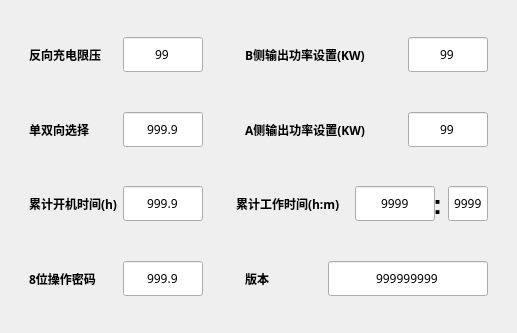
Before: the Qt Designer form tform6.ui in Curtain-Wang/BatteryControl, drawn with Qt 5.
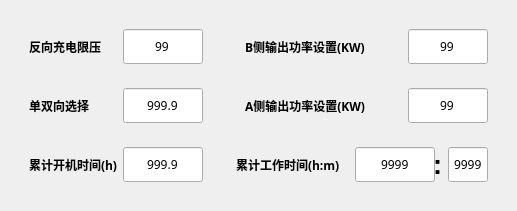
After: the same form once the commit is applied.

```diff
--- a/tform6.ui
+++ b/tform6.ui
@@ -6,8 +6,8 @@
    <rect>
     <x>0</x>
     <y>0</y>
-    <width>489</width>
-    <height>333</height>
+    <width>482</width>
+    <height>187</height>
    </rect>
   </property>
   <property name="windowTitle">
@@ -83,7 +83,7 @@
             <set>Qt::AlignCenter</set>
            </property>
            <property name="readOnly">
-            <bool>true</bool>
+            <bool>false</bool>
            </property>
           </widget>
          </item>
@@ -215,67 +215,6 @@
         </layout>
        </widget>
       </item>
-      <item>
-       <widget class="QGroupBox" name="groupBox_56">
-        <property name="styleSheet">
-         <string notr="true">QGroupBox {
-    border: none
-}
-</string>
-        </property>
-        <property name="title">
-         <string/>
-        </property>
-        <layout class="QHBoxLayout" name="horizontalLayout_49">
-         <item>
-          <widget class="QLabel" name="label_44">
-           <property name="font">
-            <font>
-             <family>Microsoft YaHei</family>
-             <bold>true</bold>
-            </font>
-           </property>
-           <property name="text">
-            <string>8位操作密码</string>
-           </property>
-          </widget>
-         </item>
-         <item>
-          <widget class="QLineEdit" name="d68">
-           <property name="sizePolicy">
-            <sizepolicy hsizetype="Fixed" vsizetype="Fixed">
-             <horstretch>0</horstretch>
-             <verstretch>0</verstretch>
-            </sizepolicy>
-           </property>
-           <property name="minimumSize">
-            <size>
-             <width>80</width>
-             <height>35</height>
-            </size>
-           </property>
-           <property name="maximumSize">
-            <size>
-             <width>80</width>
-             <height>35</height>
-            </size>
-           </property>
-           <property name="font">
-            <font>
-             <family>Microsoft YaHei</family>
-            </font>
-           </property>
-           <property name="text">
-            <string>999.9</string>
-           </property>
-           <property name="alignment">
-            <set>Qt::AlignCenter</set>
-           </property>
-          </widget>
-         </item>
-        </layout>
-       </widget>
-      </item>
      </layout>
     </widget>
    </item>
@@ -348,7 +287,7 @@
             <set>Qt::AlignCenter</set>
            </property>
            <property name="readOnly">
-            <bool>true</bool>
+            <bool>false</bool>
            </property>
           </widget>
          </item>
@@ -412,7 +351,7 @@
             <set>Qt::AlignCenter</set>
            </property>
            <property name="readOnly">
-            <bool>true</bool>
+            <bool>false</bool>
            </property>
           </widget>
          </item>
@@ -483,6 +422,9 @@
              <property name="alignment">
               <set>Qt::AlignCenter</set>
              </property>
+             <property name="readOnly">
+              <bool>true</bool>
+             </property>
             </widget>
            </item>
            <item>
@@ -532,6 +474,9 @@
              <property name="alignment">
               <set>Qt::AlignCenter</set>
              </property>
+             <property name="readOnly">
+              <bool>true</bool>
+             </property>
             </widget>
            </item>
           </layout>
@@ -539,67 +484,6 @@
         </item>
        </layout>
       </item>
-      <item>
-       <widget class="QGroupBox" name="groupBox_48">
-        <property name="styleSheet">
-         <string notr="true">QGroupBox {
-    border: none
-}
-</string>
-        </property>
-        <property name="title">
-         <string/>
-        </property>
-        <layout class="QHBoxLayout" name="horizontalLayout_46">
-         <item>
-          <widget class="QLabel" name="label_43">
-           <property name="font">
-            <font>
-             <family>Microsoft YaHei</family>
-             <bold>true</bold>
-            </font>
-           </property>
-           <property name="text">
-            <string>版本</string>
-           </property>
-          </widget>
-         </item>
-         <item>
-          <widget class="QLineEdit" name="d42">
-           <property name="sizePolicy">
-            <sizepolicy hsizetype="Fixed" vsizetype="Fixed">
-             <horstretch>0</horstretch>
-             <verstretch>0</verstretch>
-            </sizepolicy>
-           </property>
-           <property name="minimumSize">
-            <size>
-             <width>160</width>
-             <height>35</height>
-            </size>
-           </property>
-           <property name="maximumSize">
-            <size>
-             <width>80</width>
-             <height>35</height>
-            </size>
-           </property>
-           <property name="font">
-            <font>
-             <family>Microsoft YaHei</family>
-            </font>
-           </property>
-           <property name="text">
-            <string>999999999</string>
-           </property>
-           <property name="alignment">
-            <set>Qt::AlignCenter</set>
-           </property>
-          </widget>
-         </item>
-        </layout>
-       </widget>
-      </item>
      </layout>
     </widget>
    </item>
```
